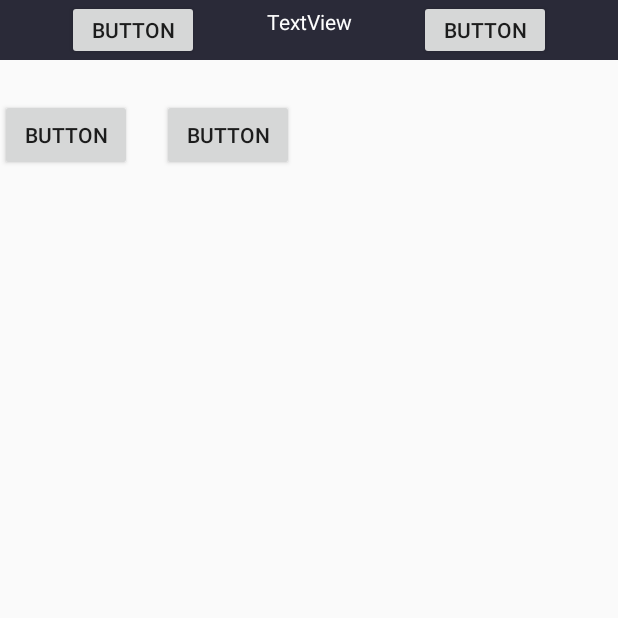
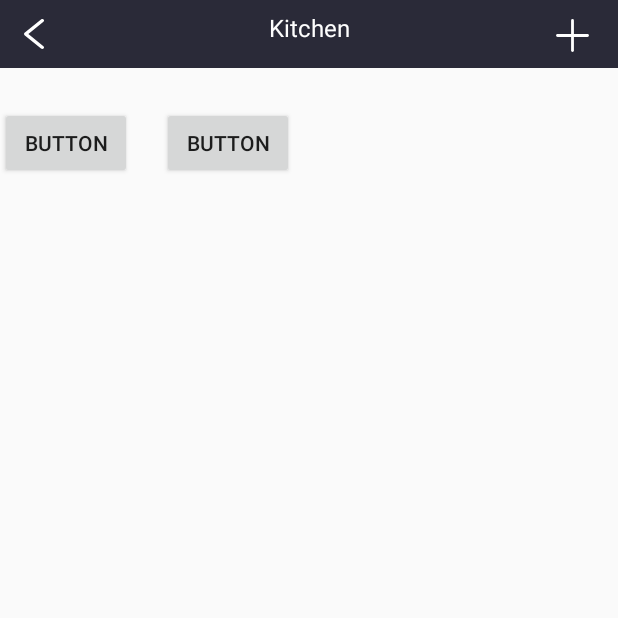
Before and after one commit to Joweroony/smart_house.kyudyakov, an Android app: the kitchen_light screen opened directly, with no data from a screen before it, on a phone screen of 412 x 824 dp, the top half of it. Run offline under Robolectric (Android 15) with nearby library versions, the phone set to English and light mode, and no system bars.

Commit message:
commit 14.10.22

```diff
--- a/app/src/main/java/com/example/smart_housekyudyakov/MainActivity.java
+++ b/app/src/main/java/com/example/smart_housekyudyakov/MainActivity.java
@@ -23,6 +23,9 @@ public class MainActivity extends AppCompatActivity {
         startActivity(intent);
     }
 
-
+    public void startActivityHomepage(View v) {
+        Intent intent = new Intent(this, homepage.class);
+        startActivity(intent);
+    }
 
 }
--- /dev/null
+++ b/app/src/main/res/drawable/icon_add.xml
@@ -0,0 +1,18 @@
+<vector xmlns:android="http://schemas.android.com/apk/res/android"
+    android:width="48dp"
+    android:height="48dp"
+    android:viewportWidth="48"
+    android:viewportHeight="48">
+  <path
+      android:pathData="M8,24L40,24"
+      android:strokeWidth="3"
+      android:fillColor="#00000000"
+      android:strokeColor="#fff"
+      android:strokeLineCap="round"/>
+  <path
+      android:pathData="M24,8L24,40"
+      android:strokeWidth="3"
+      android:fillColor="#00000000"
+      android:strokeColor="#fff"
+      android:strokeLineCap="round"/>
+</vector>
--- /dev/null
+++ b/app/src/main/res/drawable/icon_back.xml
@@ -0,0 +1,9 @@
+<vector xmlns:android="http://schemas.android.com/apk/res/android"
+    android:width="19.462dp"
+    android:height="33.462dp"
+    android:viewportWidth="19.462"
+    android:viewportHeight="33.462">
+  <path
+      android:pathData="M17.731,33.462a1.725,1.725 0,0 1,-1.183 -0.468l-16,-15A1.731,1.731 0,0 1,0 16.731a1.731,1.731 0,0 1,0.547 -1.263l16,-15a1.731,1.731 0,0 1,2.446 0.079,1.731 1.731,0 0,1 -0.079,2.446L4.262,16.731 18.915,30.468A1.731,1.731 0,0 1,17.731 33.462Z"
+      android:fillColor="#fff"/>
+</vector>
--- a/app/src/main/res/layout/activity_kitchen_light.xml
+++ b/app/src/main/res/layout/activity_kitchen_light.xml
@@ -40,7 +40,7 @@
     <androidx.constraintlayout.widget.ConstraintLayout
         android:id="@+id/first_bar"
         android:layout_width="match_parent"
-        android:layout_height="40dp"
+        android:layout_height="45dp"
         android:background="#2A2A38"
         app:layout_constraintBottom_toBottomOf="parent"
         app:layout_constraintEnd_toEndOf="parent"
@@ -50,38 +50,44 @@
         app:layout_constraintVertical_bias="0.0">
 
         <TextView
-            android:id="@+id/textView4"
+            android:id="@+id/kitchen_text"
             android:layout_width="wrap_content"
             android:layout_height="wrap_content"
-            android:text="TextView"
+            android:text="Kitchen"
             android:textColor="#FEFEFE"
+            android:textSize="16sp"
             app:layout_constraintBottom_toBottomOf="parent"
-            app:layout_constraintEnd_toStartOf="@+id/button7"
-            app:layout_constraintStart_toEndOf="@+id/button6"
+            app:layout_constraintEnd_toEndOf="parent"
+            app:layout_constraintStart_toStartOf="parent"
             app:layout_constraintTop_toTopOf="parent"
-            app:layout_constraintVertical_bias="0.238" />
+            app:layout_constraintVertical_bias="0.304" />
 
         <Button
             android:id="@+id/button6"
-            android:layout_width="wrap_content"
-            android:layout_height="wrap_content"
-            android:text="Button"
+            android:layout_width="13dp"
+            android:layout_height="20dp"
+            android:background="@drawable/icon_back"
+            android:text=" "
             app:layout_constraintBottom_toBottomOf="parent"
-            app:layout_constraintEnd_toStartOf="@+id/textView4"
-            app:layout_constraintHorizontal_bias="0.0"
+            app:layout_constraintEnd_toStartOf="@+id/kitchen_text"
+            app:layout_constraintHorizontal_bias="0.096"
             app:layout_constraintStart_toStartOf="parent"
             app:layout_constraintTop_toTopOf="parent"
-            app:layout_constraintVertical_bias="0.0" />
+            tools:ignore="TouchTargetSizeCheck,SpeakableTextPresentCheck" />
 
         <Button
             android:id="@+id/button7"
-            android:layout_width="wrap_content"
-            android:layout_height="wrap_content"
-            android:text="Button"
+            android:layout_width="30dp"
+            android:layout_height="30dp"
+            android:background="@drawable/icon_add"
+            android:text=" "
             app:layout_constraintBottom_toBottomOf="parent"
             app:layout_constraintEnd_toEndOf="parent"
-            app:layout_constraintStart_toEndOf="@+id/textView4"
-            app:layout_constraintTop_toTopOf="parent" />
+            app:layout_constraintHorizontal_bias="0.895"
+            app:layout_constraintStart_toEndOf="@+id/kitchen_text"
+            app:layout_constraintTop_toTopOf="parent"
+            app:layout_constraintVertical_bias="0.571"
+            tools:ignore="TouchTargetSizeCheck,SpeakableTextPresentCheck" />
     </androidx.constraintlayout.widget.ConstraintLayout>
 
 </androidx.constraintlayout.widget.ConstraintLayout>
--- a/app/src/main/res/layout/activity_new_resident.xml
+++ b/app/src/main/res/layout/activity_new_resident.xml
@@ -68,7 +68,7 @@
         app:srcCompat="@drawable/smart_house_logo2" />
 
     <Button
-        android:id="@+id/enter_your_house"
+        android:id="@+id/enter_your_house_btn"
         android:layout_width="300dp"
         android:layout_height="60dp"
         android:background="@drawable/buttons_corners"
```
Also changed, not shown: app/src/main/java/com/example/smart_housekyudyakov/new_resident.java (+8 -0 lines), app/src/main/res/drawable/rectangle_homepage_room_btn.xml (added, +9 -0 lines), app/src/main/res/layout/activity_add_room.xml (+8 -7 lines), app/src/main/res/layout/activity_homepage.xml (+28 -28 lines), app/src/main/res/layout/enter_your_house.xml (+7 -6 lines).
